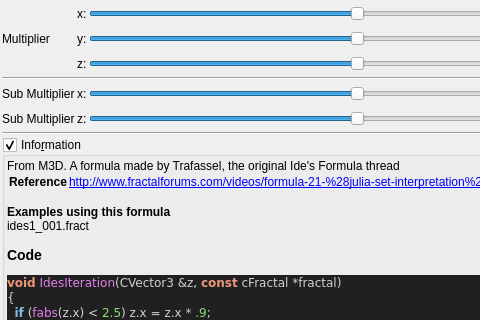
Before: the Qt Designer form mandelbulber2/qt_data/fractal_ides.ui in buddhi1980/mandelbulber2, drawn with Qt 5; both pictures show x 0 to 480 and y 0 to 320 of the 718 by 773 pixel window.
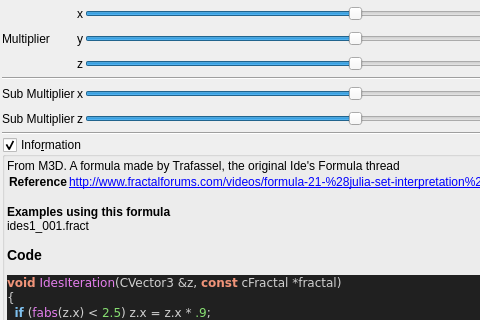
After: the same form once the commit is applied. Custom widgets are drawn as their Qt base class.

Diff of the .ui file:
```diff
--- a/mandelbulber2/qt_data/fractal_ides.ui
+++ b/mandelbulber2/qt_data/fractal_ides.ui
@@ -183,14 +183,14 @@
      <item row="2" column="2">
       <widget class="QLabel" name="label_264">
        <property name="text">
-        <string>y:</string>
+        <string notr="true">y</string>
        </property>
       </widget>
      </item>
      <item row="5" column="2">
       <widget class="QLabel" name="label_258">
        <property name="text">
-        <string>x:</string>
+        <string notr="true">x</string>
        </property>
       </widget>
      </item>
@@ -247,14 +247,14 @@
      <item row="3" column="2">
       <widget class="QLabel" name="label_266">
        <property name="text">
-        <string>z:</string>
+        <string notr="true">z</string>
        </property>
       </widget>
      </item>
      <item row="1" column="2">
       <widget class="QLabel" name="label_257">
        <property name="text">
-        <string>x:</string>
+        <string notr="true">x</string>
        </property>
       </widget>
      </item>
@@ -275,7 +275,7 @@
      <item row="6" column="2">
       <widget class="QLabel" name="label_268">
        <property name="text">
-        <string>z:</string>
+        <string notr="true">z</string>
        </property>
       </widget>
      </item>
```
